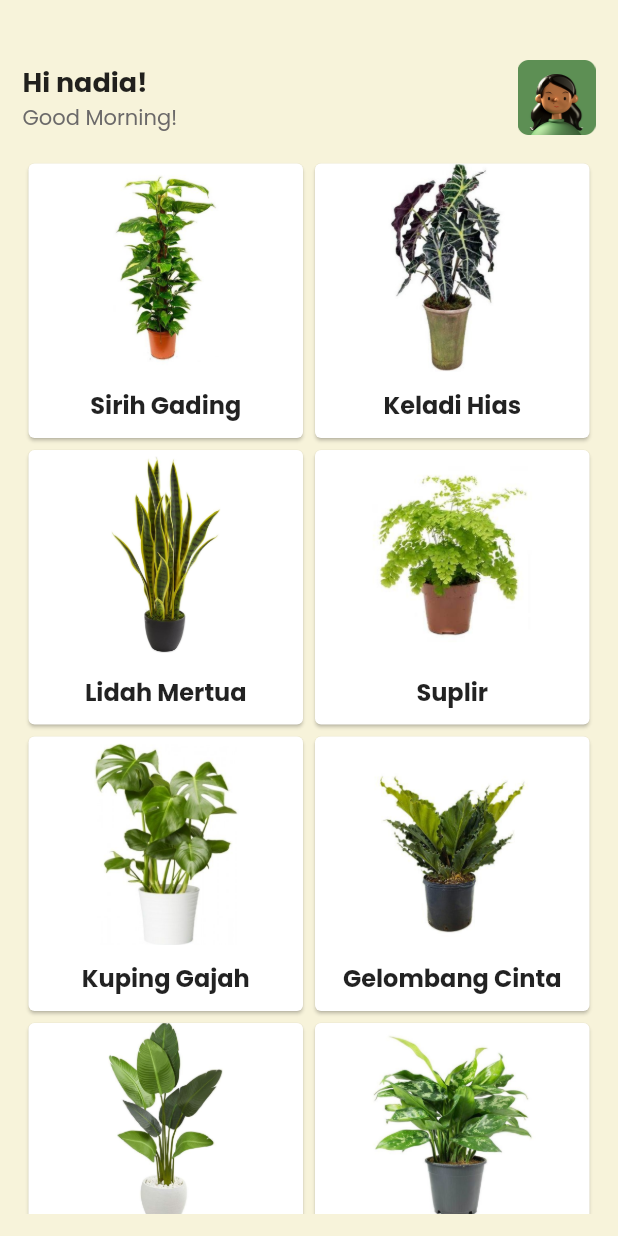
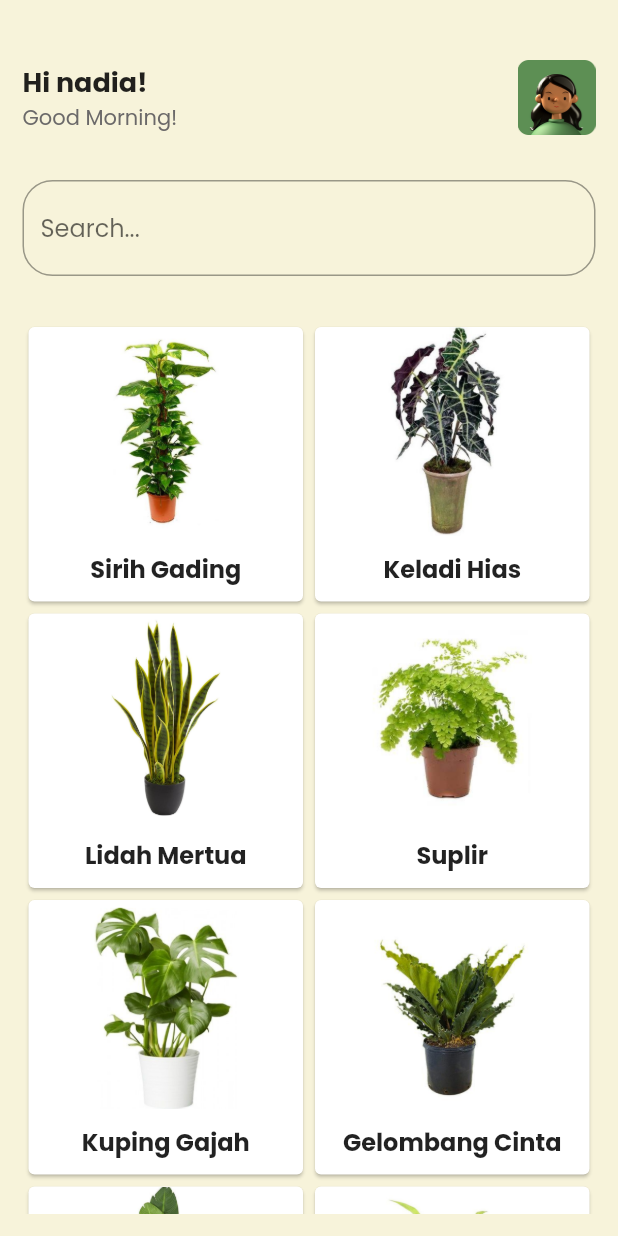
Before and after one commit to nadialvy/nanam, a Flutter app: the screen it shows after launch, on a phone screen of 412 x 824 dp. Run offline on Flutter 3.47's test engine with Material 2 defaults, Android fonts, the light colour scheme and no system bars; our stand-ins replace anim_search_bar, drop_shadow_image, fluttertoast, font_awesome_flutter.

Commit message:
search bar

```diff
--- a/lib/dashboard.dart
+++ b/lib/dashboard.dart
@@ -4,9 +4,18 @@ import 'package:nanam/detail_screen.dart';
 import 'package:nanam/model/data_plant.dart';
 
 
-class Dashboard extends StatelessWidget {
+class Dashboard extends StatefulWidget {
   final String name;
-  const Dashboard(this.name);
+  Dashboard(this.name);
+
+  @override
+  State<Dashboard> createState() => _DashboardState();
+}
+
+class _DashboardState extends State<Dashboard> {
+  final controller = TextEditingController();
+
+  List<Plant> plants = dataPlant;
 
   @override
   Widget build(BuildContext context) {
@@ -26,7 +35,7 @@ class Dashboard extends StatelessWidget {
                   crossAxisAlignment: CrossAxisAlignment.start,
                   children: [
                     Text(
-                      'Hi $name!',
+                      'Hi ${widget.name}!',
                       style: const TextStyle(
                         fontSize: 18,
                         fontWeight: FontWeight.w600,
@@ -48,7 +57,20 @@ class Dashboard extends StatelessWidget {
                 ),
               ],
             ),
-            const SizedBox(height: 15),
+            const SizedBox(height: 30),
+            //search bar
+            TextField(
+              controller: controller,
+              decoration: InputDecoration(
+                hintText: 'Search...',
+                border: OutlineInputBorder(
+                  borderRadius: BorderRadius.circular(20),
+                  borderSide: const BorderSide(color: Color.fromARGB(255, 40, 54, 24))
+                ),
+              ),
+              onChanged: searchPlant,
+            ),
+            const SizedBox(height: 30,),
             Expanded(
               child: GridView.count(
                 crossAxisCount: 2,
@@ -91,4 +113,16 @@ class Dashboard extends StatelessWidget {
       ),
     );
   }
+
+  //cannt use bcs idk how to use it
+  void searchPlant(String query){
+    final sugesstions = plants.where((plant) {
+      final plantName = plant.name.toLowerCase();
+      final input = query.toLowerCase();
+
+      return plantName.contains(input);
+    }).toList();
+
+    setState(() => plants = sugesstions);
+  }
 }
```
